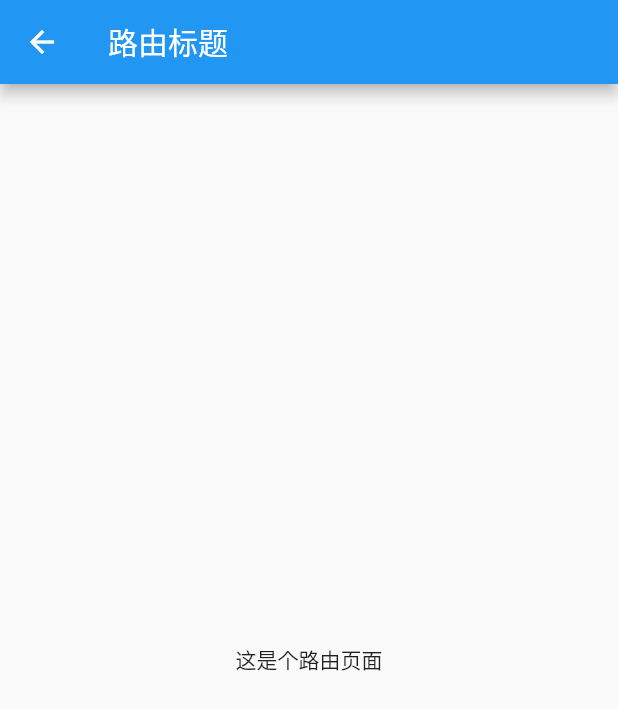
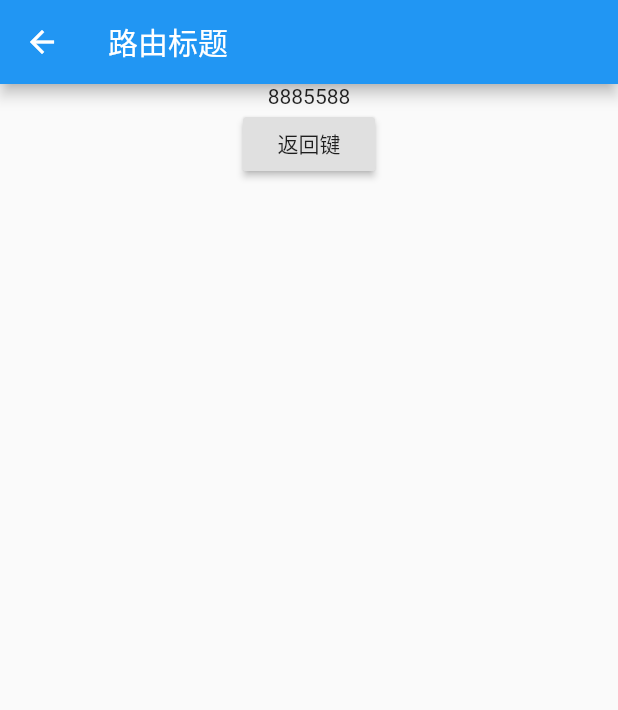
Before and after one commit to AlexZhai0/flutter_module, a Flutter app: the screen it shows after launch, after a tap on "跳转到其他页面", on a phone screen of 412 x 824 dp. Shown: the top 710 px of the screen. Run offline on Flutter 3.47's test engine with Material 2 defaults, Android fonts, the phone set to English and light mode, and no system bars.

Commit message:
router test

```diff
--- a/lib/RouterTest.dart
+++ b/lib/RouterTest.dart
@@ -3,11 +3,24 @@ import 'package:flutter/cupertino.dart';
 import 'package:flutter/material.dart';
 
 class RouterTest extends StatelessWidget {
+  RouterTest({Key key, this.text}): super(key: key);
+  final String text;
   @override
   Widget build(BuildContext context) {
+    var args=ModalRoute.of(context).settings.arguments;
     return Scaffold(
       appBar: AppBar(title: Text("路由标题"),),
-      body: Center(child: Text("这是个路由页面"),),
+      body: Center(
+        child: Column(
+          children: <Widget>[
+            Text(text),
+            RaisedButton(
+              onPressed: () => Navigator.pop(context, "返回值"),
+              child: Text("返回键"),
+            )
+          ]
+        )
+      ),
     );
   }
 }
--- a/lib/main.dart
+++ b/lib/main.dart
@@ -1,4 +1,5 @@
 import 'package:flutter/material.dart';
+import 'package:flutter_module/OrderDetailTest.dart';
 import 'package:flutter_module/RouterTest.dart';
 
 // 应用入口
@@ -18,7 +19,18 @@ class MyApp extends StatelessWidget {
         primarySwatch: Colors.blue,
       ),
       // home 是应用首页路由
-      home: MyHomePage(title: 'Flutter Demo Home Page'),
+      routes: {
+        // "new_route": (context) => RouterTest(),
+        "new_route": (context) {
+          var dd = ORDER_DETAIL_DD;
+          var dd2 = OrderDetailTest.ORDER_DETAIL_DD;
+          return RouterTest(text: ModalRoute.of(context).settings.arguments);
+          },
+        // 将其名字作为MaterialApp的initialRoute属性值即可，
+        // 该属性决定应用的初始路由页是哪一个命名路由。
+        "/": (context) => MyHomePage(title: "Flutter Demo Home Page111")
+      },
+      // home: MyHomePage(title: 'Flutter Demo Home Page'),
     );
   }
 }
@@ -73,9 +85,21 @@ class _MyHomePageState extends State<MyHomePage> {
               child: Text("跳转到其他页面"),
               textColor: Colors.blue,
               onPressed: () {
-                Navigator.push(context, MaterialPageRoute(builder: (context) {
-                  return RouterTest();
+                debugDumpApp();
+                Navigator.of(context).pushNamed("new_route", arguments: "8885588");
+                // Navigator.push(context, MaterialPageRoute(builder: (context) {
+                //   return RouterTest(text: "222");
+                // }));
+              },
+            ),
+            FlatButton(
+              child: Text("跳转到其他页面，接收参数"),
+              textColor: Colors.blue,
+              onPressed: () async {
+                var result = await Navigator.push(context, MaterialPageRoute(builder: (context) {
+                  return RouterTest(text: "参数。。");
                 }));
+                print("路由返回值11: $result");
               },
             )
           ],
```
